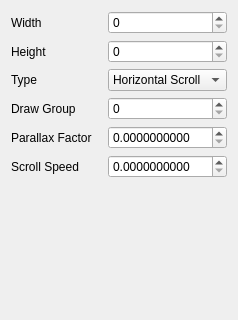
RSDKModding/RetroED, file RetroEDv2/tools/sceneproperties/scenelayerpropertiesv5.ui: the form before one commit; both pictures show x 0 to 238 and y 0 to 320 of the 238 by 473 pixel window.
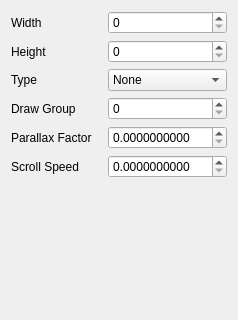
The form after the commit.

What changed in the file:
```diff
--- a/RetroEDv2/tools/sceneproperties/scenelayerpropertiesv5.ui
+++ b/RetroEDv2/tools/sceneproperties/scenelayerpropertiesv5.ui
@@ -102,6 +102,11 @@
    </item>
    <item row="2" column="1">
     <widget class="QComboBox" name="type">
+     <item>
+      <property name="text">
+       <string>None</string>
+      </property>
+     </item>
      <item>
       <property name="text">
        <string>Horizontal Scroll</string>
```
